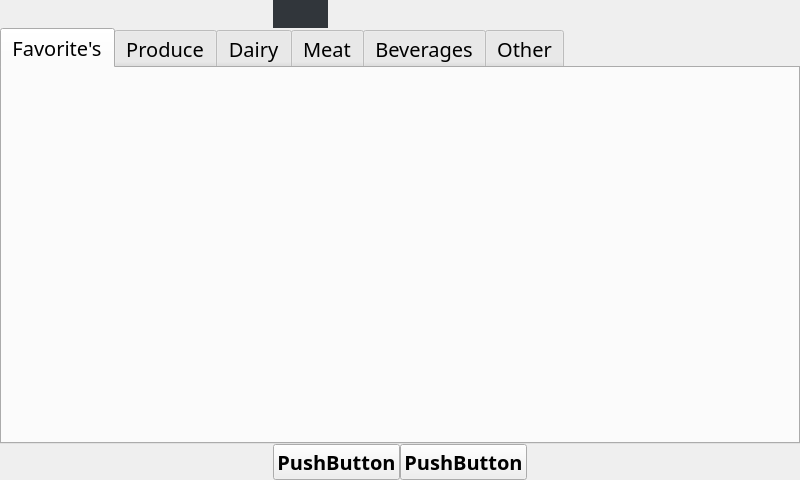
The window that favoriteWindow.ui (addisonElliott/SmartShopTouchScreen) describes before a commit, drawn with Qt 5.
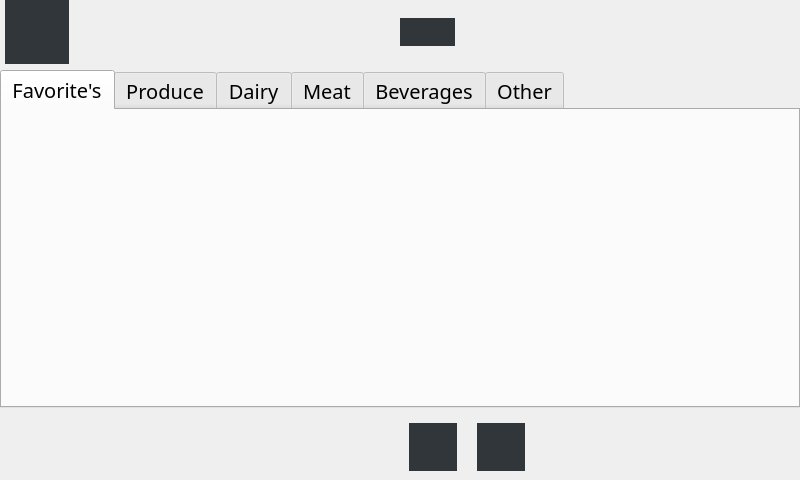
The same window after the commit. The open tabs and pages were chosen to show the change. Icons and pictures are not drawn.

Commit message: Added floating buttons on favorite menu for the plus/minus sign.

```diff
--- a/favoriteWindow.ui
+++ b/favoriteWindow.ui
@@ -60,7 +60,7 @@
      <pointsize>15</pointsize>
     </font>
    </property>
-   <layout class="QGridLayout" name="gridLayout">
+   <layout class="QGridLayout" name="gridLayout" columnstretch="1,0,0">
     <property name="leftMargin">
      <number>0</number>
     </property>
@@ -73,27 +73,7 @@
     <property name="bottomMargin">
      <number>0</number>
     </property>
-    <property name="spacing">
-     <number>0</number>
-    </property>
-    <item row="0" column="0">
-     <layout class="QGridLayout" name="gridLayout_2">
-      <property name="sizeConstraint">
-       <enum>QLayout::SetMinimumSize</enum>
-      </property>
-      <property name="leftMargin">
-       <number>0</number>
-      </property>
-      <property name="topMargin">
-       <number>0</number>
-      </property>
-      <property name="rightMargin">
-       <number>0</number>
-      </property>
-      <property name="bottomMargin">
-       <number>0</number>
-      </property>
-      <item row="0" column="1">
+    <item row="0" column="1" rowspan="2">
        <widget class="QPushButton" name="TopSSLogo">
         <property name="sizePolicy">
          <sizepolicy hsizetype="Fixed" vsizetype="Maximum">
@@ -126,33 +106,79 @@
         </property>
        </widget>
       </item>
-      <item row="0" column="2">
+    <item row="0" column="0" rowspan="2">
+     <layout class="QHBoxLayout" name="horizontalLayout_2">
+      <property name="leftMargin">
+       <number>5</number>
+      </property>
+      <item>
+       <widget class="QPushButton" name="pushButton_3">
+        <property name="sizePolicy">
+         <sizepolicy hsizetype="Fixed" vsizetype="Fixed">
+          <horstretch>0</horstretch>
+          <verstretch>0</verstretch>
+         </sizepolicy>
+        </property>
+        <property name="minimumSize">
+         <size>
+          <width>64</width>
+          <height>64</height>
+         </size>
+        </property>
+        <property name="maximumSize">
+         <size>
+          <width>64</width>
+          <height>64</height>
+         </size>
+        </property>
+        <property name="styleSheet">
+         <string notr="true">background-color: #31363B;
+border: 0;</string>
+        </property>
+        <property name="text">
+         <string/>
+        </property>
+        <property name="icon">
+         <iconset resource="Resource_BY.qrc">
+          <normaloff>:/Icons/Icons/BlueBackIcon_Finished.png</normaloff>:/Icons/Icons/BlueBackIcon_Finished.png</iconset>
+        </property>
+        <property name="iconSize">
+         <size>
+          <width>64</width>
+          <height>64</height>
+         </size>
+        </property>
+       </widget>
+      </item>
+      <item>
+       <spacer name="horizontalSpacer">
+        <property name="orientation">
+         <enum>Qt::Horizontal</enum>
+        </property>
+        <property name="sizeHint" stdset="0">
+         <size>
+          <width>214</width>
+          <height>20</height>
+         </size>
+        </property>
+       </spacer>
+      </item>
+     </layout>
+    </item>
+    <item row="0" column="2" rowspan="2">
        <spacer name="horizontalSpacer_5">
         <property name="orientation">
          <enum>Qt::Horizontal</enum>
         </property>
         <property name="sizeHint" stdset="0">
          <size>
-          <width>40</width>
-          <height>20</height>
+        <width>260</width>
+        <height>63</height>
          </size>
         </property>
        </spacer>
       </item>
-      <item row="0" column="0">
-       <spacer name="horizontalSpacer_4">
-        <property name="orientation">
-         <enum>Qt::Horizontal</enum>
-        </property>
-        <property name="sizeHint" stdset="0">
-         <size>
-          <width>40</width>
-          <height>20</height>
-         </size>
-        </property>
-       </spacer>
-      </item>
-      <item row="1" column="0" rowspan="2" colspan="3">
+    <item row="2" column="0" colspan="3">
        <widget class="QTabWidget" name="tabWidget">
         <property name="sizePolicy">
          <sizepolicy hsizetype="Expanding" vsizetype="Expanding">
@@ -170,19 +196,10 @@
           <kerning>true</kerning>
          </font>
         </property>
-        <property name="tabPosition">
-         <enum>QTabWidget::North</enum>
-        </property>
-        <property name="tabShape">
-         <enum>QTabWidget::Rounded</enum>
-        </property>
         <property name="currentIndex">
-         <number>5</number>
-        </property>
-        <property name="movable">
-         <bool>true</bool>
-        </property>
-        <widget class="QWidget" name="tabWidgetPage1" native="true">
+       <number>0</number>
+      </property>
+      <widget class="QWidget" name="tabWidgetPage1">
          <attribute name="title">
           <string>Favorite's</string>
          </attribute>
@@ -215,30 +232,91 @@
        </widget>
       </item>
       <item row="3" column="1">
+     <widget class="QWidget" name="floatingBtnWidget" native="true">
        <layout class="QHBoxLayout" name="horizontalLayout">
+       <property name="spacing">
+        <number>20</number>
+       </property>
         <item>
          <widget class="QPushButton" name="pushButton_2">
           <property name="sizePolicy">
-           <sizepolicy hsizetype="Minimum" vsizetype="Fixed">
+          <sizepolicy hsizetype="Fixed" vsizetype="Fixed">
             <horstretch>0</horstretch>
             <verstretch>0</verstretch>
            </sizepolicy>
           </property>
+         <property name="minimumSize">
+          <size>
+           <width>48</width>
+           <height>48</height>
+          </size>
+         </property>
+         <property name="maximumSize">
+          <size>
+           <width>48</width>
+           <height>48</height>
+          </size>
+         </property>
+         <property name="styleSheet">
+          <string notr="true">background-color: #31363B;
+border: 0;</string>
+         </property>
           <property name="text">
-           <string>PushButton</string>
+          <string/>
+         </property>
+         <property name="icon">
+          <iconset resource="Resource_BY.qrc">
+           <normaloff>:/Icons/Icons/GreenPlusIcon_Finished.png</normaloff>:/Icons/Icons/GreenPlusIcon_Finished.png</iconset>
+         </property>
+         <property name="iconSize">
+          <size>
+           <width>48</width>
+           <height>48</height>
+          </size>
           </property>
          </widget>
         </item>
         <item>
          <widget class="QPushButton" name="pushButton">
+         <property name="sizePolicy">
+          <sizepolicy hsizetype="Fixed" vsizetype="Fixed">
+           <horstretch>0</horstretch>
+           <verstretch>0</verstretch>
+          </sizepolicy>
+         </property>
+         <property name="minimumSize">
+          <size>
+           <width>48</width>
+           <height>48</height>
+          </size>
+         </property>
+         <property name="maximumSize">
+          <size>
+           <width>48</width>
+           <height>48</height>
+          </size>
+         </property>
+         <property name="styleSheet">
+          <string notr="true">background-color: #31363B;
+border: 0;</string>
+         </property>
           <property name="text">
-           <string>PushButton</string>
-          </property>
+          <string/>
+         </property>
+         <property name="icon">
+          <iconset resource="Resource_BY.qrc">
+           <normaloff>:/Icons/Icons/RedMinusIcon_Finished.png</normaloff>:/Icons/Icons/RedMinusIcon_Finished.png</iconset>
+         </property>
+         <property name="iconSize">
+          <size>
+           <width>48</width>
+           <height>48</height>
+          </size>
+         </property>
          </widget>
         </item>
        </layout>
-      </item>
-     </layout>
+     </widget>
     </item>
    </layout>
   </widget>
```
Left out of the diff: 10 changed lines with no effect on the pictures. Lines whose indentation alone changed are shown as unchanged. The commit also changes 2 other files.
